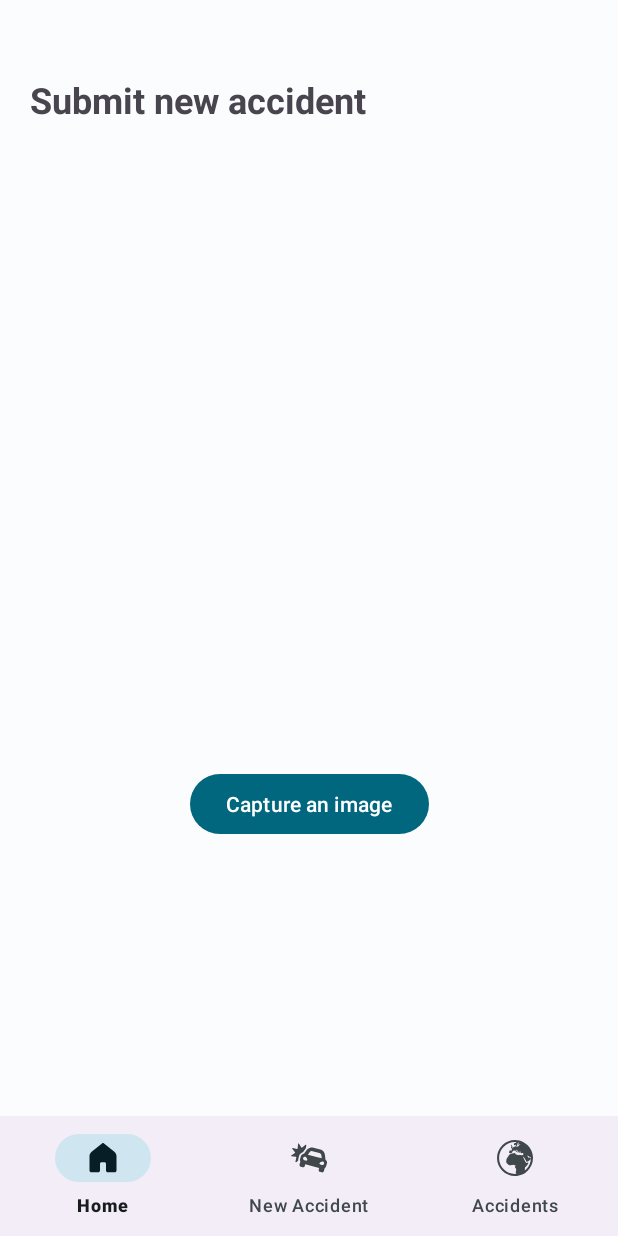
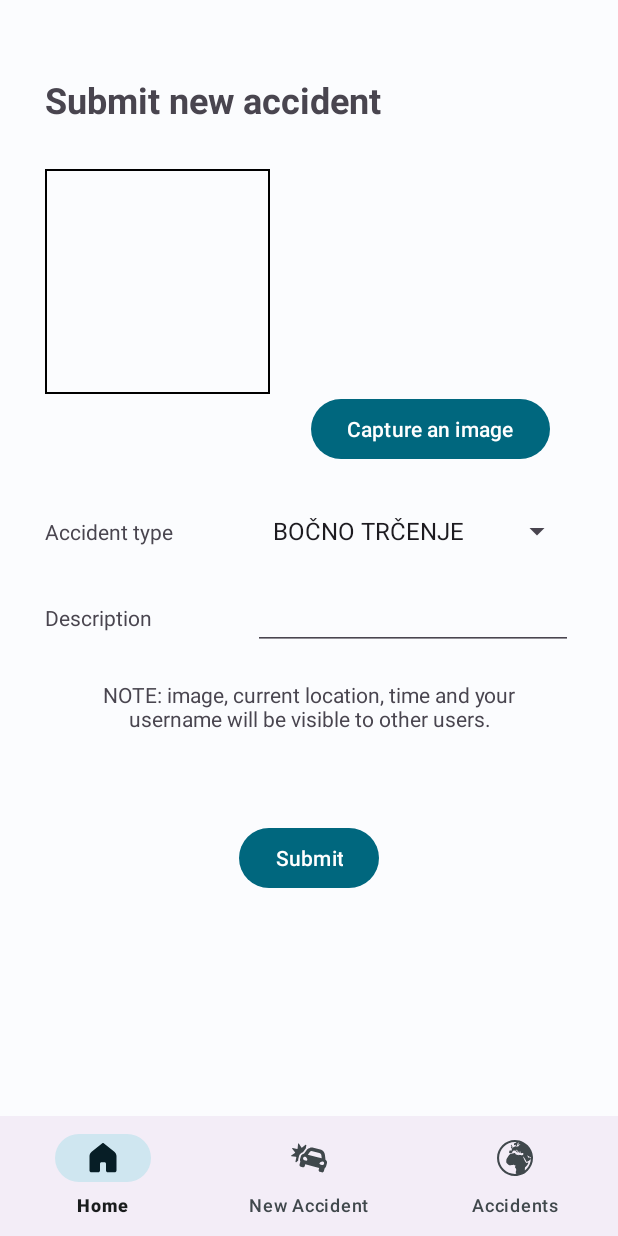
Before and after one commit to feri-segmentation-fault/saferoute-android, an Android app: the NewAccidentFragment screen opened through its navigation route, on a phone screen of 412 x 824 dp. Run offline under Robolectric (Android 15) with nearby library versions, the phone set to English and light mode, and no system bars; pictures from the network do not load.

Commit message:
feat: add all needed input fields for new accident

```diff
--- a/app/src/main/java/com/segmentationfault/saferoute/fragment/NewAccidentFragment.kt
+++ b/app/src/main/java/com/segmentationfault/saferoute/fragment/NewAccidentFragment.kt
@@ -6,6 +6,7 @@ import android.os.Bundle
 import android.util.Base64
 import android.view.View
 import android.view.ViewGroup
+import android.widget.ArrayAdapter
 import android.widget.ImageView
 import androidx.constraintlayout.widget.ConstraintLayout
 import androidx.fragment.app.Fragment
@@ -76,6 +77,15 @@ class NewAccidentFragment : Fragment(R.layout.fragment_new_accident) {
 
             requestDataFromApi(uri)
         }
+
+        ArrayAdapter.createFromResource(
+            requireContext(),
+            R.array.accident_type_array,
+            android.R.layout.simple_spinner_item
+        ).also { adapter ->
+            adapter.setDropDownViewResource(android.R.layout.simple_spinner_dropdown_item)
+            binding.spinner.adapter = adapter
+        }
     }
 
     private fun requestDataFromApi(photoUri: Uri) {
--- /dev/null
+++ b/app/src/main/res/drawable/image_border.xml
@@ -0,0 +1,6 @@
+<?xml version="1.0" encoding="UTF-8"?>
+<shape xmlns:android="http://schemas.android.com/apk/res/android">
+    <stroke android:width="1dp" android:color="#000000" />
+    <padding android:left="1dp" android:top="1dp" android:right="1dp"
+        android:bottom="1dp" />
+</shape>
--- a/app/src/main/res/layout/fragment_new_accident.xml
+++ b/app/src/main/res/layout/fragment_new_accident.xml
@@ -6,11 +6,29 @@
     android:layout_height="match_parent"
     tools:context=".MainActivity">
 
+    <Spinner
+        android:id="@+id/spinner"
+        android:layout_width="208dp"
+        android:layout_height="48dp"
+        android:layout_marginTop="20dp"
+        android:layout_marginEnd="30dp"
+        app:layout_constraintEnd_toEndOf="parent"
+        app:layout_constraintTop_toBottomOf="@+id/openCaptureButton" />
+
+    <TextView
+        android:id="@+id/accidentTypePlaceholder"
+        android:layout_width="wrap_content"
+        android:layout_height="wrap_content"
+        android:layout_marginStart="30dp"
+        android:text="Accident type"
+        app:layout_constraintBaseline_toBaselineOf="@+id/spinner"
+        app:layout_constraintStart_toStartOf="parent" />
+
     <TextView
         android:id="@+id/captureTitle"
         android:layout_width="wrap_content"
         android:layout_height="wrap_content"
-        android:layout_marginStart="20dp"
+        android:layout_marginStart="30dp"
         android:layout_marginTop="50dp"
         android:text="Submit new accident"
         android:textSize="24sp"
@@ -20,11 +38,11 @@
 
     <ImageView
         android:id="@+id/captureImage"
-        android:layout_width="370dp"
-        android:layout_height="330dp"
+        android:layout_width="150dp"
+        android:layout_height="150dp"
+        android:layout_marginStart="30dp"
         android:layout_marginTop="30dp"
-        app:layout_constraintEnd_toEndOf="parent"
-        app:layout_constraintHorizontal_bias="0.491"
+        android:background="@drawable/image_border"
         app:layout_constraintStart_toStartOf="parent"
         app:layout_constraintTop_toBottomOf="@+id/captureTitle"
         tools:srcCompat="@tools:sample/backgrounds/scenic" />
@@ -33,20 +51,20 @@
         android:id="@+id/openCaptureButton"
         android:layout_width="wrap_content"
         android:layout_height="wrap_content"
-        android:layout_marginTop="20dp"
+        android:layout_marginTop="120dp"
+        android:layout_marginEnd="45dp"
         android:text="Capture an image"
         app:layout_constraintEnd_toEndOf="parent"
-        app:layout_constraintStart_toStartOf="parent"
         app:layout_constraintTop_toBottomOf="@+id/statusText" />
 
     <TextView
         android:id="@+id/statusText"
         android:layout_width="wrap_content"
         android:layout_height="wrap_content"
-        android:layout_marginTop="30dp"
-        app:layout_constraintEnd_toEndOf="parent"
-        app:layout_constraintStart_toStartOf="parent"
-        app:layout_constraintTop_toBottomOf="@+id/captureImage" />
+        android:layout_marginStart="30dp"
+        android:layout_marginTop="40dp"
+        app:layout_constraintStart_toEndOf="@+id/captureImage"
+        app:layout_constraintTop_toBottomOf="@+id/captureTitle" />
 
     <com.google.android.material.bottomnavigation.BottomNavigationView
         android:id="@+id/bottomNavigationView"
@@ -56,4 +74,56 @@
         app:layout_constraintEnd_toEndOf="parent"
         app:layout_constraintStart_toStartOf="parent"
         app:menu="@menu/bottom_nav" />
+
+    <TextView
+        android:id="@+id/descriptionPlaceholder"
+        android:layout_width="wrap_content"
+        android:layout_height="wrap_content"
+        android:layout_marginStart="30dp"
+        android:text="Description"
+        app:layout_constraintBaseline_toBaselineOf="@+id/descriptionInput"
+        app:layout_constraintStart_toStartOf="parent" />
+
+    <EditText
+        android:id="@+id/descriptionInput"
+        android:layout_width="wrap_content"
+        android:layout_height="wrap_content"
+        android:layout_marginTop="10dp"
+        android:layout_marginEnd="30dp"
+        android:ems="10"
+        android:gravity="start|top"
+        android:inputType="textMultiLine"
+        app:layout_constraintEnd_toEndOf="parent"
+        app:layout_constraintTop_toBottomOf="@+id/spinner" />
+
+    <Button
+        android:id="@+id/submitButton"
+        android:layout_width="wrap_content"
+        android:layout_height="wrap_content"
+        android:layout_marginTop="20dp"
+        android:text="Submit"
+        app:layout_constraintEnd_toEndOf="parent"
+        app:layout_constraintStart_toStartOf="parent"
+        app:layout_constraintTop_toBottomOf="@+id/accidentStatus" />
+
+    <TextView
+        android:id="@+id/noticeMessage"
+        android:layout_width="300dp"
+        android:layout_height="wrap_content"
+        android:layout_marginTop="20dp"
+        android:text="NOTE: image, current location, time and your username will be visible to other users."
+        android:textAlignment="center"
+        app:layout_constraintEnd_toEndOf="parent"
+        app:layout_constraintStart_toStartOf="parent"
+        app:layout_constraintTop_toBottomOf="@+id/descriptionInput" />
+
+    <TextView
+        android:id="@+id/accidentStatus"
+        android:layout_width="wrap_content"
+        android:layout_height="wrap_content"
+        android:layout_marginTop="20dp"
+        app:layout_constraintEnd_toEndOf="parent"
+        app:layout_constraintStart_toStartOf="parent"
+        app:layout_constraintTop_toBottomOf="@+id/noticeMessage" />
+
 </androidx.constraintlayout.widget.ConstraintLayout>
--- a/app/src/main/res/values/strings.xml
+++ b/app/src/main/res/values/strings.xml
@@ -1,3 +1,15 @@
 <resources>
     <string name="app_name">SafeRoute</string>
+    <string-array name="accident_type_array">
+        <item>BOČNO TRČENJE</item>
+        <item>ČELNO TRČENJE</item>
+        <item>NALETNO TRČENJE</item>
+        <item>OPLAŽENJE</item>
+        <item>OSTALO</item>
+        <item>POVOŽENJE PEŠCA</item>
+        <item>POVOŽENJE ŽIVALI</item>
+        <item>PREVRNITEV VOZILA</item>
+        <item>TRČENJE V OBJEKT</item>
+        <item>TRČENJE V STOJEČE / PARKIRANO VOZILO</item>
+    </string-array>
 </resources>
```
